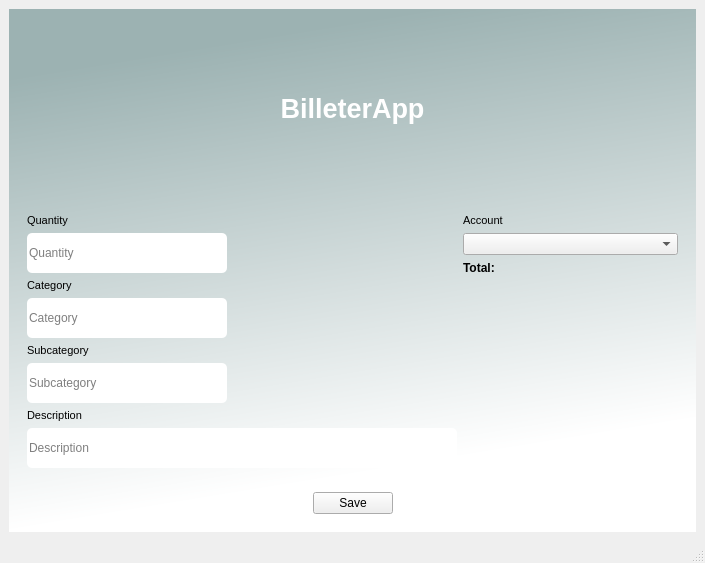
Igna11/billetera, file guicore/uis/operation_incomeexpense_screen.ui: the form before one commit.
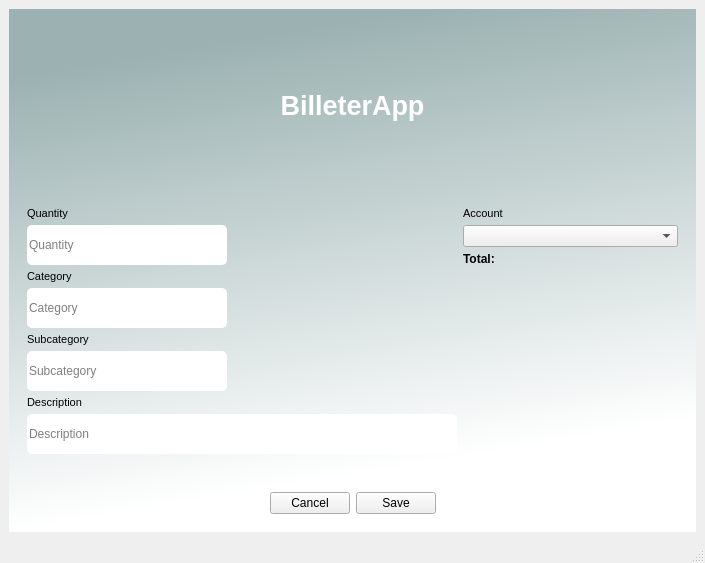
The form after the commit.

Patch:
```diff
--- a/guicore/uis/operation_incomeexpense_screen.ui
+++ b/guicore/uis/operation_incomeexpense_screen.ui
@@ -21,7 +21,10 @@
        <string notr="true">QWidget#widget{
 background-color:qlineargradient(spread:pad, x1:0, y1:0, x2:0.207, y2:0.954545, stop:0.132159 rgba(156, 178, 178, 255), stop:1 rgba(255, 255, 255, 255))}</string>
       </property>
-      <layout class="QVBoxLayout" name="verticalLayout" stretch="7,7,1">
+      <layout class="QVBoxLayout" name="verticalLayout" stretch="7,7,0,1">
+       <property name="spacing">
+        <number>5</number>
+       </property>
        <item>
         <widget class="QWidget" name="label_widget" native="true">
          <layout class="QHBoxLayout" name="horizontalLayout_6">
@@ -40,6 +43,9 @@
          <layout class="QHBoxLayout" name="horizontalLayout" stretch="2,1">
           <item>
            <layout class="QVBoxLayout" name="data_verticalLayout">
+            <property name="spacing">
+             <number>5</number>
+            </property>
             <item>
              <widget class="QLabel" name="quantity_label">
               <property name="font">
@@ -231,6 +237,9 @@
           </item>
           <item>
            <layout class="QVBoxLayout" name="acc_verticalLayout" stretch="0,0,0,0">
+            <property name="spacing">
+             <number>5</number>
+            </property>
             <item>
              <widget class="QLabel" name="account_label">
               <property name="font">
@@ -277,6 +286,23 @@
          </layout>
         </widget>
        </item>
+       <item>
+        <layout class="QHBoxLayout" name="horizontalLayout_2">
+         <item>
+          <widget class="QLabel" name="status_label">
+           <property name="font">
+            <font>
+             <pointsize>7</pointsize>
+             <italic>true</italic>
+            </font>
+           </property>
+           <property name="text">
+            <string/>
+           </property>
+          </widget>
+         </item>
+        </layout>
+       </item>
        <item>
         <widget class="QWidget" name="sabe_button_widget" native="true">
          <layout class="QHBoxLayout" name="horizontalLayout_5">
@@ -293,11 +319,24 @@
             </property>
            </spacer>
           </item>
+          <item>
+           <widget class="QPushButton" name="cancel_button">
+            <property name="text">
+             <string>Cancel</string>
+            </property>
+            <property name="autoDefault">
+             <bool>true</bool>
+            </property>
+           </widget>
+          </item>
           <item>
            <widget class="QPushButton" name="save_button">
             <property name="text">
              <string>Save</string>
             </property>
+            <property name="autoDefault">
+             <bool>true</bool>
+            </property>
            </widget>
           </item>
           <item>
```
